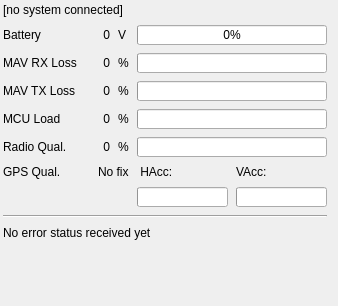
mpaperno/qgroundcontrol_aq, file src/ui/UASInfo.ui: the form before one commit.
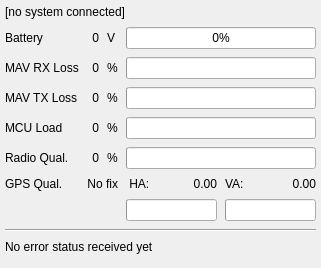
The form after the commit.

Commit message: Change scaling on GPS accuracy progress bars to be more responsive.

Patch:
```diff
--- a/src/ui/UASInfo.ui
+++ b/src/ui/UASInfo.ui
@@ -6,78 +6,38 @@
    <rect>
     <x>0</x>
     <y>0</y>
-    <width>338</width>
-    <height>306</height>
+    <width>315</width>
+    <height>268</height>
    </rect>
   </property>
   <property name="windowTitle">
    <string>Form</string>
   </property>
-  <layout class="QGridLayout" name="gridLayout" rowstretch="0,0,0,0,0,0,0,0,0,0,0" columnstretch="0,0,0,0,0,0">
+  <layout class="QVBoxLayout" name="verticalLayout">
+   <property name="spacing">
+    <number>0</number>
+   </property>
    <property name="leftMargin">
-    <number>3</number>
+    <number>5</number>
    </property>
    <property name="topMargin">
-    <number>3</number>
+    <number>5</number>
    </property>
    <property name="rightMargin">
-    <number>3</number>
+    <number>5</number>
    </property>
    <property name="bottomMargin">
     <number>3</number>
    </property>
+   <item>
+    <layout class="QGridLayout" name="gridLayout">
    <property name="spacing">
     <number>8</number>
    </property>
-   <item row="6" column="0">
-    <widget class="QLabel" name="label_5">
-     <property name="sizePolicy">
-      <sizepolicy hsizetype="Fixed" vsizetype="Fixed">
-       <horstretch>0</horstretch>
-       <verstretch>0</verstretch>
-      </sizepolicy>
-     </property>
+     <item row="0" column="0" colspan="7">
+      <widget class="QLabel" name="label_uavName">
      <property name="text">
-      <string>GPS Qual.</string>
-     </property>
-    </widget>
-   </item>
-   <item row="1" column="1">
-    <widget class="QLabel" name="voltageLabel">
-     <property name="text">
-      <string>0</string>
-     </property>
-     <property name="textFormat">
-      <enum>Qt::AutoText</enum>
-     </property>
-     <property name="alignment">
-      <set>Qt::AlignRight|Qt::AlignTrailing|Qt::AlignVCenter</set>
-     </property>
-    </widget>
-   </item>
-   <item row="9" column="0" colspan="5">
-    <widget class="QLabel" name="errorLabel">
-     <property name="text">
-      <string>No error status received yet</string>
-     </property>
-    </widget>
-   </item>
-   <item row="3" column="2">
-    <widget class="QLabel" name="label_11">
-     <property name="sizePolicy">
-      <sizepolicy hsizetype="Fixed" vsizetype="Preferred">
-       <horstretch>0</horstretch>
-       <verstretch>0</verstretch>
-      </sizepolicy>
-     </property>
-     <property name="text">
-      <string>%</string>
-     </property>
-     <property name="textFormat">
-      <enum>Qt::AutoText</enum>
-     </property>
-     <property name="alignment">
-      <set>Qt::AlignLeading|Qt::AlignLeft|Qt::AlignVCenter</set>
+        <string>[no system connected]</string>
      </property>
     </widget>
    </item>
@@ -94,20 +54,137 @@
      </property>
     </widget>
    </item>
-   <item row="8" column="0" colspan="5">
-    <widget class="Line" name="line">
-     <property name="orientation">
-      <enum>Qt::Horizontal</enum>
-     </property>
-    </widget>
-   </item>
-   <item row="6" column="4">
-    <widget class="QLabel" name="vaccLabel">
+     <item row="1" column="1">
+      <widget class="QLabel" name="voltageLabel">
+       <property name="text">
+        <string>0</string>
+       </property>
+       <property name="textFormat">
+        <enum>Qt::AutoText</enum>
+       </property>
+       <property name="alignment">
+        <set>Qt::AlignRight|Qt::AlignTrailing|Qt::AlignVCenter</set>
+       </property>
+      </widget>
+     </item>
+     <item row="1" column="2">
+      <widget class="QLabel" name="label_7">
+       <property name="sizePolicy">
+        <sizepolicy hsizetype="Fixed" vsizetype="Preferred">
+         <horstretch>0</horstretch>
+         <verstretch>0</verstretch>
+        </sizepolicy>
+       </property>
      <property name="text">
-      <string>VAcc:</string>
-     </property>
-     <property name="labelStyle" stdset="0">
-      <string notr="true">larger</string>
+        <string>V</string>
+       </property>
+       <property name="textFormat">
+        <enum>Qt::AutoText</enum>
+       </property>
+       <property name="alignment">
+        <set>Qt::AlignLeading|Qt::AlignLeft|Qt::AlignVCenter</set>
+       </property>
+      </widget>
+     </item>
+     <item row="1" column="3" colspan="4">
+      <widget class="QProgressBar" name="batteryBar">
+       <property name="sizePolicy">
+        <sizepolicy hsizetype="Preferred" vsizetype="Fixed">
+         <horstretch>0</horstretch>
+         <verstretch>0</verstretch>
+        </sizepolicy>
+       </property>
+       <property name="minimum">
+        <number>0</number>
+       </property>
+       <property name="maximum">
+        <number>100</number>
+       </property>
+       <property name="value">
+        <number>0</number>
+       </property>
+       <property name="textVisible">
+        <bool>true</bool>
+       </property>
+       <property name="format">
+        <string notr="true">%p%</string>
+       </property>
+      </widget>
+     </item>
+     <item row="2" column="0">
+      <widget class="QLabel" name="label_2">
+       <property name="sizePolicy">
+        <sizepolicy hsizetype="Fixed" vsizetype="Fixed">
+         <horstretch>0</horstretch>
+         <verstretch>0</verstretch>
+        </sizepolicy>
+       </property>
+       <property name="text">
+        <string>MAV RX Loss</string>
+       </property>
+      </widget>
+     </item>
+     <item row="2" column="1">
+      <widget class="QLabel" name="receiveLossLabel">
+       <property name="text">
+        <string>0</string>
+       </property>
+       <property name="textFormat">
+        <enum>Qt::AutoText</enum>
+       </property>
+       <property name="alignment">
+        <set>Qt::AlignRight|Qt::AlignTrailing|Qt::AlignVCenter</set>
+       </property>
+      </widget>
+     </item>
+     <item row="2" column="2">
+      <widget class="QLabel" name="label_8">
+       <property name="sizePolicy">
+        <sizepolicy hsizetype="Fixed" vsizetype="Preferred">
+         <horstretch>0</horstretch>
+         <verstretch>0</verstretch>
+        </sizepolicy>
+       </property>
+       <property name="text">
+        <string>%</string>
+       </property>
+       <property name="textFormat">
+        <enum>Qt::AutoText</enum>
+       </property>
+       <property name="alignment">
+        <set>Qt::AlignLeading|Qt::AlignLeft|Qt::AlignVCenter</set>
+       </property>
+      </widget>
+     </item>
+     <item row="2" column="3" colspan="4">
+      <widget class="QProgressBar" name="receiveLossBar">
+       <property name="sizePolicy">
+        <sizepolicy hsizetype="Preferred" vsizetype="Fixed">
+         <horstretch>0</horstretch>
+         <verstretch>0</verstretch>
+        </sizepolicy>
+       </property>
+       <property name="value">
+        <number>0</number>
+       </property>
+       <property name="textVisible">
+        <bool>false</bool>
+       </property>
+       <property name="format">
+        <string notr="true">%p%</string>
+       </property>
+      </widget>
+     </item>
+     <item row="3" column="0">
+      <widget class="QLabel" name="label_6">
+       <property name="sizePolicy">
+        <sizepolicy hsizetype="Fixed" vsizetype="Fixed">
+         <horstretch>0</horstretch>
+         <verstretch>0</verstretch>
+        </sizepolicy>
+       </property>
+       <property name="text">
+        <string>MAV TX Loss</string>
      </property>
     </widget>
    </item>
@@ -124,32 +201,33 @@
      </property>
     </widget>
    </item>
-   <item row="3" column="3" colspan="2">
+     <item row="3" column="2">
+      <widget class="QLabel" name="label_11">
+       <property name="sizePolicy">
+        <sizepolicy hsizetype="Fixed" vsizetype="Preferred">
+         <horstretch>0</horstretch>
+         <verstretch>0</verstretch>
+        </sizepolicy>
+       </property>
+       <property name="text">
+        <string>%</string>
+       </property>
+       <property name="textFormat">
+        <enum>Qt::AutoText</enum>
+       </property>
+       <property name="alignment">
+        <set>Qt::AlignLeading|Qt::AlignLeft|Qt::AlignVCenter</set>
+       </property>
+      </widget>
+     </item>
+     <item row="3" column="3" colspan="4">
     <widget class="QProgressBar" name="sendLossBar">
      <property name="sizePolicy">
-      <sizepolicy hsizetype="MinimumExpanding" vsizetype="Fixed">
-       <horstretch>10</horstretch>
-       <verstretch>18</verstretch>
-      </sizepolicy>
-     </property>
-     <property name="minimumSize">
-      <size>
-       <width>100</width>
-       <height>0</height>
-      </size>
-     </property>
-     <property name="maximumSize">
-      <size>
-       <width>16777215</width>
-       <height>20</height>
-      </size>
-     </property>
-     <property name="baseSize">
-      <size>
-       <width>0</width>
-       <height>18</height>
-      </size>
-     </property>
+        <sizepolicy hsizetype="Preferred" vsizetype="Fixed">
+         <horstretch>0</horstretch>
+         <verstretch>0</verstretch>
+        </sizepolicy>
+       </property>
      <property name="value">
       <number>0</number>
      </property>
@@ -187,55 +265,6 @@
      </property>
     </widget>
    </item>
-   <item row="0" column="0" colspan="6">
-    <widget class="QLabel" name="label_uavName">
-     <property name="text">
-      <string>[no system connected]</string>
-     </property>
-    </widget>
-   </item>
-   <item row="2" column="0">
-    <widget class="QLabel" name="label_2">
-     <property name="sizePolicy">
-      <sizepolicy hsizetype="Fixed" vsizetype="Fixed">
-       <horstretch>0</horstretch>
-       <verstretch>0</verstretch>
-      </sizepolicy>
-     </property>
-     <property name="text">
-      <string>MAV RX Loss</string>
-     </property>
-    </widget>
-   </item>
-   <item row="3" column="0">
-    <widget class="QLabel" name="label_6">
-     <property name="sizePolicy">
-      <sizepolicy hsizetype="Fixed" vsizetype="Fixed">
-       <horstretch>0</horstretch>
-       <verstretch>0</verstretch>
-      </sizepolicy>
-     </property>
-     <property name="text">
-      <string>MAV TX Loss</string>
-     </property>
-    </widget>
-   </item>
-   <item row="5" column="1">
-    <widget class="QLabel" name="rssiLabel">
-     <property name="minimumSize">
-      <size>
-       <width>25</width>
-       <height>0</height>
-      </size>
-     </property>
-     <property name="text">
-      <string>0</string>
-     </property>
-     <property name="alignment">
-      <set>Qt::AlignRight|Qt::AlignTrailing|Qt::AlignVCenter</set>
-     </property>
-    </widget>
-   </item>
    <item row="4" column="2">
     <widget class="QLabel" name="label_9">
      <property name="sizePolicy">
@@ -255,64 +284,13 @@
      </property>
     </widget>
    </item>
-   <item row="2" column="1">
-    <widget class="QLabel" name="receiveLossLabel">
-     <property name="text">
-      <string>0</string>
-     </property>
-     <property name="textFormat">
-      <enum>Qt::AutoText</enum>
-     </property>
-     <property name="alignment">
-      <set>Qt::AlignRight|Qt::AlignTrailing|Qt::AlignVCenter</set>
-     </property>
-    </widget>
-   </item>
-   <item row="1" column="2">
-    <widget class="QLabel" name="label_7">
+     <item row="4" column="3" colspan="4">
+      <widget class="QProgressBar" name="loadBar">
      <property name="sizePolicy">
-      <sizepolicy hsizetype="Fixed" vsizetype="Preferred">
+        <sizepolicy hsizetype="Preferred" vsizetype="Fixed">
        <horstretch>0</horstretch>
        <verstretch>0</verstretch>
       </sizepolicy>
-     </property>
-     <property name="text">
-      <string>V</string>
-     </property>
-     <property name="textFormat">
-      <enum>Qt::AutoText</enum>
-     </property>
-     <property name="alignment">
-      <set>Qt::AlignLeading|Qt::AlignLeft|Qt::AlignVCenter</set>
-     </property>
-    </widget>
-   </item>
-   <item row="6" column="1" colspan="2" alignment="Qt::AlignRight">
-    <widget class="QLabel" name="fixTypeLabel">
-     <property name="text">
-      <string>No fix</string>
-     </property>
-     <property name="labelStyle" stdset="0">
-      <string notr="true">gpsFixStatus</string>
-     </property>
-    </widget>
-   </item>
-   <item row="5" column="3" colspan="2">
-    <widget class="QProgressBar" name="rssiBar">
-     <property name="maximumSize">
-      <size>
-       <width>16777215</width>
-       <height>20</height>
-      </size>
-     </property>
-     <property name="baseSize">
-      <size>
-       <width>0</width>
-       <height>18</height>
-      </size>
-     </property>
-     <property name="maximum">
-      <number>100</number>
      </property>
      <property name="value">
       <number>0</number>
@@ -325,19 +303,6 @@
      </property>
     </widget>
    </item>
-   <item row="5" column="2">
-    <widget class="QLabel" name="label_10">
-     <property name="sizePolicy">
-      <sizepolicy hsizetype="Fixed" vsizetype="Preferred">
-       <horstretch>0</horstretch>
-       <verstretch>0</verstretch>
-      </sizepolicy>
-     </property>
-     <property name="text">
-      <string>%</string>
-     </property>
-    </widget>
-   </item>
    <item row="5" column="0">
     <widget class="QLabel" name="label_4">
      <property name="sizePolicy">
@@ -351,54 +316,236 @@
      </property>
     </widget>
    </item>
+     <item row="5" column="1">
+      <widget class="QLabel" name="rssiLabel">
+       <property name="text">
+        <string>0</string>
+       </property>
+       <property name="alignment">
+        <set>Qt::AlignRight|Qt::AlignTrailing|Qt::AlignVCenter</set>
+       </property>
+      </widget>
+     </item>
+     <item row="5" column="2">
+      <widget class="QLabel" name="label_10">
+       <property name="sizePolicy">
+        <sizepolicy hsizetype="Fixed" vsizetype="Preferred">
+         <horstretch>0</horstretch>
+         <verstretch>0</verstretch>
+        </sizepolicy>
+       </property>
+       <property name="text">
+        <string>%</string>
+       </property>
+      </widget>
+     </item>
+     <item row="5" column="3" colspan="4">
+      <widget class="QProgressBar" name="rssiBar">
+       <property name="sizePolicy">
+        <sizepolicy hsizetype="Preferred" vsizetype="Fixed">
+         <horstretch>0</horstretch>
+         <verstretch>0</verstretch>
+        </sizepolicy>
+       </property>
+       <property name="maximum">
+        <number>100</number>
+       </property>
+       <property name="value">
+        <number>0</number>
+       </property>
+       <property name="textVisible">
+        <bool>false</bool>
+       </property>
+       <property name="format">
+        <string notr="true">%p%</string>
+       </property>
+      </widget>
+     </item>
+     <item row="6" column="0">
+      <widget class="QLabel" name="label_5">
+       <property name="sizePolicy">
+        <sizepolicy hsizetype="Fixed" vsizetype="Fixed">
+         <horstretch>0</horstretch>
+         <verstretch>0</verstretch>
+        </sizepolicy>
+       </property>
+       <property name="text">
+        <string>GPS Qual.</string>
+       </property>
+      </widget>
+     </item>
+     <item row="6" column="1" colspan="2">
+      <widget class="QLabel" name="fixTypeLabel">
+       <property name="text">
+        <string>No fix</string>
+       </property>
+       <property name="alignment">
+        <set>Qt::AlignRight|Qt::AlignTrailing|Qt::AlignVCenter</set>
+       </property>
+       <property name="labelStyle" stdset="0">
+        <string notr="true">gpsFixStatus</string>
+       </property>
+      </widget>
+     </item>
    <item row="6" column="3">
     <widget class="QLabel" name="haccLabel">
+       <property name="sizePolicy">
+        <sizepolicy hsizetype="Fixed" vsizetype="Preferred">
+         <horstretch>0</horstretch>
+         <verstretch>0</verstretch>
+        </sizepolicy>
+       </property>
+       <property name="toolTip">
+        <string>&lt;html&gt;&lt;head/&gt;&lt;body&gt;&lt;p&gt;Horizontal accuracy estimate in meters.&lt;/p&gt;&lt;/body&gt;&lt;/html&gt;</string>
+       </property>
      <property name="text">
-      <string> HAcc:</string>
-     </property>
+        <string> HA:</string>
+       </property>
+       <property name="alignment">
+        <set>Qt::AlignBottom|Qt::AlignLeading|Qt::AlignLeft</set>
+       </property>
      <property name="labelStyle" stdset="0">
       <string notr="true">larger</string>
      </property>
     </widget>
    </item>
-   <item row="4" column="3" colspan="2">
-    <widget class="QProgressBar" name="loadBar">
+     <item row="6" column="4">
+      <widget class="QLabel" name="hAcc">
+       <property name="toolTip">
+        <string>&lt;html&gt;&lt;head/&gt;&lt;body&gt;&lt;p&gt;Horizontal accuracy estimate in meters.&lt;/p&gt;&lt;/body&gt;&lt;/html&gt;</string>
+       </property>
+       <property name="text">
+        <string>0.00</string>
+       </property>
+       <property name="alignment">
+        <set>Qt::AlignRight|Qt::AlignTrailing|Qt::AlignVCenter</set>
+       </property>
+       <property name="labelStyle" stdset="0">
+        <string notr="true">gpsAcc</string>
+       </property>
+      </widget>
+     </item>
+     <item row="6" column="5">
+      <widget class="QLabel" name="vaccLabel">
      <property name="sizePolicy">
-      <sizepolicy hsizetype="MinimumExpanding" vsizetype="Fixed">
-       <horstretch>10</horstretch>
-       <verstretch>18</verstretch>
-      </sizepolicy>
-     </property>
-     <property name="minimumSize">
-      <size>
-       <width>100</width>
-       <height>0</height>
-      </size>
-     </property>
-     <property name="maximumSize">
-      <size>
-       <width>16777215</width>
-       <height>20</height>
-      </size>
-     </property>
-     <property name="baseSize">
-      <size>
-       <width>0</width>
-       <height>18</height>
-      </size>
-     </property>
+        <sizepolicy hsizetype="Fixed" vsizetype="Preferred">
+         <horstretch>0</horstretch>
+         <verstretch>0</verstretch>
+        </sizepolicy>
+       </property>
+       <property name="toolTip">
+        <string>&lt;html&gt;&lt;head/&gt;&lt;body&gt;&lt;p&gt;Vertical accuracy estimate in meters.&lt;/p&gt;&lt;/body&gt;&lt;/html&gt;</string>
+       </property>
+       <property name="text">
+        <string>VA:</string>
+       </property>
+       <property name="alignment">
+        <set>Qt::AlignBottom|Qt::AlignLeading|Qt::AlignLeft</set>
+       </property>
+       <property name="labelStyle" stdset="0">
+        <string/>
+       </property>
+      </widget>
+     </item>
+     <item row="6" column="6">
+      <widget class="QLabel" name="vAcc">
+       <property name="toolTip">
+        <string>&lt;html&gt;&lt;head/&gt;&lt;body&gt;&lt;p&gt;Vertical accuracy estimate in meters.&lt;/p&gt;&lt;/body&gt;&lt;/html&gt;</string>
+       </property>
+       <property name="text">
+        <string>0.00</string>
+       </property>
+       <property name="alignment">
+        <set>Qt::AlignRight|Qt::AlignTrailing|Qt::AlignVCenter</set>
+       </property>
+       <property name="labelStyle" stdset="0">
+        <string notr="true">gpsAcc</string>
+       </property>
+      </widget>
+     </item>
+     <item row="7" column="3" colspan="2">
+      <widget class="QProgressBar" name="hAccBar">
+       <property name="sizePolicy">
+        <sizepolicy hsizetype="Preferred" vsizetype="Fixed">
+         <horstretch>0</horstretch>
+         <verstretch>0</verstretch>
+        </sizepolicy>
+       </property>
+       <property name="toolTip">
+        <string>&lt;html&gt;&lt;head/&gt;&lt;body&gt;&lt;p&gt;Represents GPS vertical accuracy on a scale of 0 to 5m. The more the progress bar is filled, the better the accuracy.&lt;/p&gt;&lt;/body&gt;&lt;/html&gt;</string>
+       </property>
+       <property name="minimum">
+        <number>0</number>
+       </property>
+       <property name="maximum">
+        <number>50</number>
+       </property>
      <property name="value">
       <number>0</number>
      </property>
      <property name="textVisible">
       <bool>false</bool>
      </property>
+       <property name="invertedAppearance">
+        <bool>false</bool>
+       </property>
      <property name="format">
-      <string notr="true">%p%</string>
+        <string notr="true">%v/%m</string>
      </property>
     </widget>
    </item>
-   <item row="10" column="0" colspan="6">
+     <item row="7" column="5" colspan="2">
+      <widget class="QProgressBar" name="vAccBar">
+       <property name="sizePolicy">
+        <sizepolicy hsizetype="Preferred" vsizetype="Fixed">
+         <horstretch>0</horstretch>
+         <verstretch>0</verstretch>
+        </sizepolicy>
+       </property>
+       <property name="toolTip">
+        <string>&lt;html&gt;&lt;head/&gt;&lt;body&gt;&lt;p&gt;Represents GPS vertical accuracy on a scale of 0 to 5m. The more the progress bar is filled, the better the accuracy.&lt;/p&gt;&lt;/body&gt;&lt;/html&gt;</string>
+       </property>
+       <property name="minimum">
+        <number>0</number>
+       </property>
+       <property name="maximum">
+        <number>50</number>
+       </property>
+       <property name="value">
+        <number>0</number>
+       </property>
+       <property name="textVisible">
+        <bool>false</bool>
+       </property>
+       <property name="invertedAppearance">
+        <bool>false</bool>
+       </property>
+       <property name="format">
+        <string notr="true">%v/%m</string>
+       </property>
+      </widget>
+     </item>
+     <item row="8" column="0" colspan="7">
+      <widget class="Line" name="line">
+       <property name="sizePolicy">
+        <sizepolicy hsizetype="Expanding" vsizetype="Fixed">
+         <horstretch>0</horstretch>
+         <verstretch>0</verstretch>
+        </sizepolicy>
+       </property>
+       <property name="orientation">
+        <enum>Qt::Horizontal</enum>
+       </property>
+      </widget>
+     </item>
+     <item row="9" column="0" colspan="7">
+      <widget class="QLabel" name="errorLabel">
+       <property name="text">
+        <string>No error status received yet</string>
+       </property>
+      </widget>
+     </item>
+     <item row="10" column="0" colspan="7">
     <spacer name="verticalSpacer">
      <property name="orientation">
       <enum>Qt::Vertical</enum>
@@ -408,184 +555,13 @@
      </property>
      <property name="sizeHint" stdset="0">
       <size>
-       <width>0</width>
+         <width>20</width>
        <height>0</height>
       </size>
      </property>
     </spacer>
    </item>
-   <item row="2" column="2">
-    <widget class="QLabel" name="label_8">
-     <property name="sizePolicy">
-      <sizepolicy hsizetype="Fixed" vsizetype="Preferred">
-       <horstretch>0</horstretch>
-       <verstretch>0</verstretch>
-      </sizepolicy>
-     </property>
-     <property name="text">
-      <string>%</string>
-     </property>
-     <property name="textFormat">
-      <enum>Qt::AutoText</enum>
-     </property>
-     <property name="alignment">
-      <set>Qt::AlignLeading|Qt::AlignLeft|Qt::AlignVCenter</set>
-     </property>
-    </widget>
-   </item>
-   <item row="2" column="3" colspan="2">
-    <widget class="QProgressBar" name="receiveLossBar">
-     <property name="sizePolicy">
-      <sizepolicy hsizetype="MinimumExpanding" vsizetype="Fixed">
-       <horstretch>10</horstretch>
-       <verstretch>18</verstretch>
-      </sizepolicy>
-     </property>
-     <property name="minimumSize">
-      <size>
-       <width>100</width>
-       <height>0</height>
-      </size>
-     </property>
-     <property name="maximumSize">
-      <size>
-       <width>16777215</width>
-       <height>20</height>
-      </size>
-     </property>
-     <property name="baseSize">
-      <size>
-       <width>0</width>
-       <height>18</height>
-      </size>
-     </property>
-     <property name="value">
-      <number>0</number>
-     </property>
-     <property name="textVisible">
-      <bool>false</bool>
-     </property>
-     <property name="format">
-      <string notr="true">%p%</string>
-     </property>
-    </widget>
-   </item>
-   <item row="1" column="3" colspan="2">
-    <widget class="QProgressBar" name="batteryBar">
-     <property name="sizePolicy">
-      <sizepolicy hsizetype="MinimumExpanding" vsizetype="Fixed">
-       <horstretch>10</horstretch>
-       <verstretch>18</verstretch>
-      </sizepolicy>
-     </property>
-     <property name="minimumSize">
-      <size>
-       <width>100</width>
-       <height>0</height>
-      </size>
-     </property>
-     <property name="maximumSize">
-      <size>
-       <width>16777215</width>
-       <height>20</height>
-      </size>
-     </property>
-     <property name="baseSize">
-      <size>
-       <width>0</width>
-       <height>18</height>
-      </size>
-     </property>
-     <property name="minimum">
-      <number>0</number>
-     </property>
-     <property name="maximum">
-      <number>100</number>
-     </property>
-     <property name="value">
-      <number>0</number>
-     </property>
-     <property name="textVisible">
-      <bool>true</bool>
-     </property>
-     <property name="format">
-      <string notr="true">%p%</string>
-     </property>
-    </widget>
-   </item>
-   <item row="7" column="3">
-    <widget class="QProgressBar" name="hAccBar">
-     <property name="maximumSize">
-      <size>
-       <width>16777215</width>
-       <height>20</height>
-      </size>
-     </property>
-     <property name="baseSize">
-      <size>
-       <width>0</width>
-       <height>18</height>
-      </size>
-     </property>
-     <property name="toolTip">
-      <string>&lt;html&gt;&lt;head/&gt;&lt;body&gt;&lt;p&gt;Represents GPS horizontal accuracy on a scale of 0 to 10m.  The more the progress bar is filled, the better the accuracy.&lt;/p&gt;&lt;/body&gt;&lt;/html&gt;</string>
-     </property>
-     <property name="minimum">
-      <number>0</number>
-     </property>
-     <property name="maximum">
-      <number>10</number>
-     </property>
-     <property name="value">
-      <number>0</number>
-     </property>
-     <property name="textVisible">
-      <bool>false</bool>
-     </property>
-     <property name="invertedAppearance">
-      <bool>false</bool>
-     </property>
-     <property name="format">
-      <string notr="true">%v/%m</string>
-     </property>
-    </widget>
-   </item>
-   <item row="7" column="4">
-    <widget class="QProgressBar" name="vAccBar">
-     <property name="maximumSize">
-      <size>
-       <width>16777215</width>
-       <height>20</height>
-      </size>
-     </property>
-     <property name="baseSize">
-      <size>
-       <width>0</width>
-       <height>18</height>
-      </size>
-     </property>
-     <property name="toolTip">
-      <string>&lt;html&gt;&lt;head/&gt;&lt;body&gt;&lt;p&gt;Represents GPS vertical  accuracy on a scale of 0 to 10m.  The more the progress bar is filled, the better the accuracy.&lt;/p&gt;&lt;/body&gt;&lt;/html&gt;</string>
-     </property>
-     <property name="minimum">
-      <number>0</number>
-     </property>
-     <property name="maximum">
-      <number>10</number>
-     </property>
-     <property name="value">
-      <number>0</number>
-     </property>
-     <property name="textVisible">
-      <bool>false</bool>
-     </property>
-     <property name="invertedAppearance">
-      <bool>false</bool>
-     </property>
-     <property name="format">
-      <string notr="true">%v/%m</string>
-     </property>
-    </widget>
+    </layout>
    </item>
   </layout>
  </widget>
```
Left out of the diff: 4 changed lines with no effect on the pictures. Lines whose indentation alone changed are shown as unchanged. The commit also changes 3 other files.
